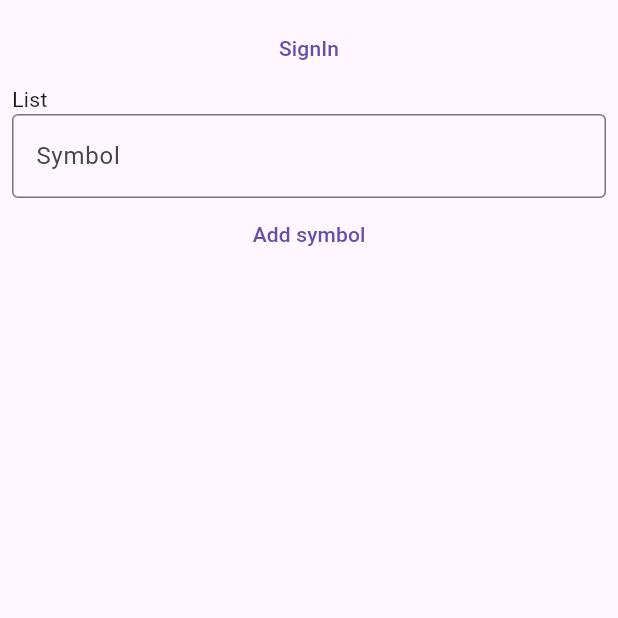
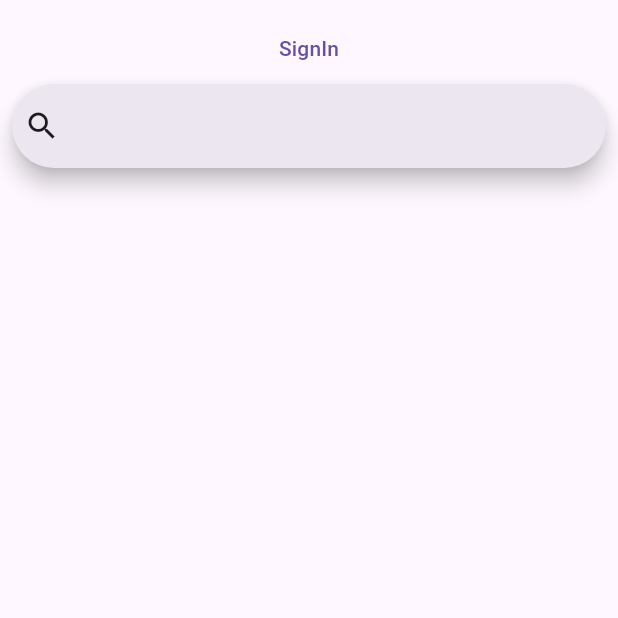
Before and after one commit to neryadrian/utn_flutter, a Flutter app: the screen it shows after launch, on a phone screen of 412 x 824 dp, the top half of it. Run offline on Flutter 3.47's test engine with Material 3 defaults, Android fonts, the phone set to English and light mode, and no system bars; our stand-ins replace cloud_firestore, firebase_auth, firebase_core, google_sign_in; accounts and stored records are empty.

Commit message:
Added symbol searchbar

```diff
--- /dev/null
+++ b/lib/components/symbol_add.dart
@@ -0,0 +1,43 @@
+import 'package:cloud_firestore/cloud_firestore.dart';
+import 'package:flutter/material.dart';
+
+class SymbolAdd extends StatefulWidget {
+  const SymbolAdd({super.key});
+
+  @override
+  State<StatefulWidget> createState() => _SymbolAddState();
+}
+
+class _SymbolAddState extends State<SymbolAdd> {
+  final Stream<QuerySnapshot> _symbolsStream =
+      FirebaseFirestore.instance.collection('symbols').snapshots();
+
+  List<String> _symbols = ['btcusdt', 'ethusdt', 'bnbusdt'];
+  List<String> _filteredSymbols = [];
+
+  @override
+  Widget build(BuildContext context) {
+    return SearchAnchor(
+      builder: (BuildContext context, SearchController controller) {
+        return SearchBar(
+          controller: controller,
+          onTap: () {
+            controller.openView();
+          },
+          onChanged: (_) {
+            controller.openView();
+          },
+          leading: const Icon(Icons.search),
+        );
+      },
+      suggestionsBuilder: (BuildContext context, SearchController controller) {
+        return _symbols.map((String symbol) {
+          return ListTile(
+            title: Text(symbol),
+            onTap: () { print(symbol); controller.closeView(null); },
+          );
+        });
+      },
+    );
+  }
+}
--- a/lib/main.dart
+++ b/lib/main.dart
@@ -2,6 +2,7 @@ import 'package:firebase_auth/firebase_auth.dart';
 import 'package:firebase_core/firebase_core.dart';
 import 'package:flutter/material.dart';
 import 'package:utn_flutter/components/auth_frame.dart';
+import 'package:utn_flutter/components/symbol_add.dart';
 import 'package:utn_flutter/components/symbols_list.dart';
 
 import 'firebase_options.dart';
@@ -40,20 +41,10 @@ class MainApp extends StatelessWidget {
       home: Scaffold(
         body: ListView(
           padding: const EdgeInsets.all(8.0),
-          children: [
-            const AuthFrame(),
-            const Text('List'),
-            const TextField(
-              decoration: InputDecoration(
-                  border: OutlineInputBorder(), labelText: 'Symbol'),
-            ),
-            TextButton(
-              onPressed: () {
-                print('Add symbol pressed');
-              },
-              child: const Text('Add symbol'),
-            ),
-            const SymbolsList(),
+          children: const [
+            AuthFrame(),
+            SymbolAdd(),
+            SymbolsList(),
           ],
         ),
       ),
```
